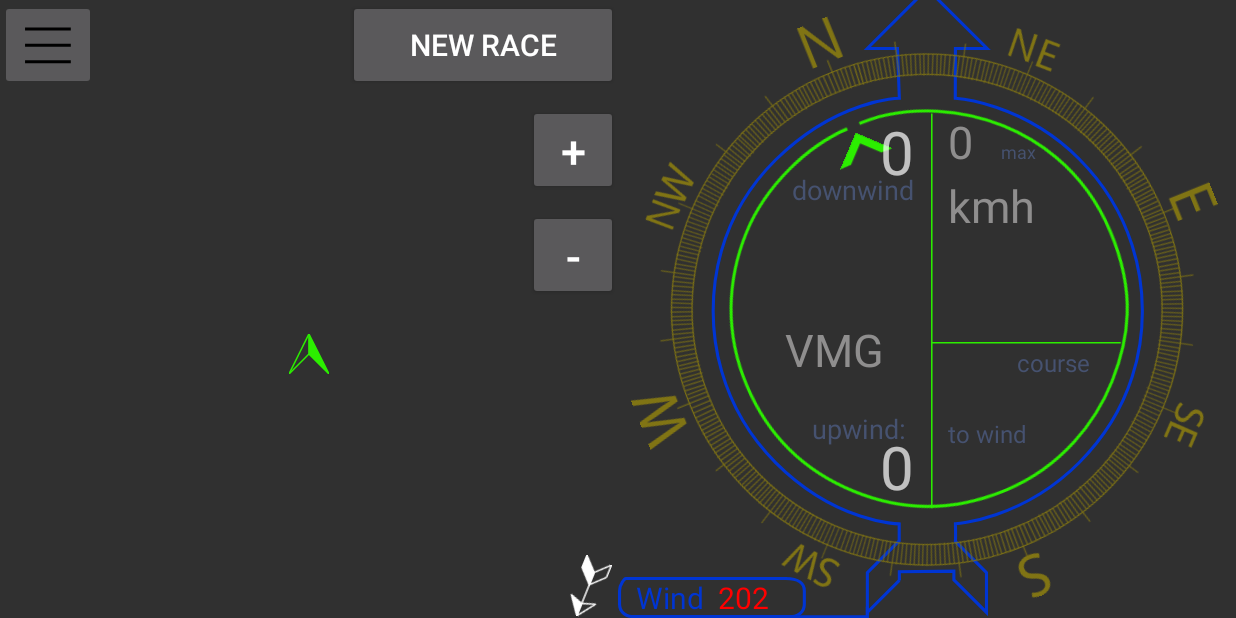
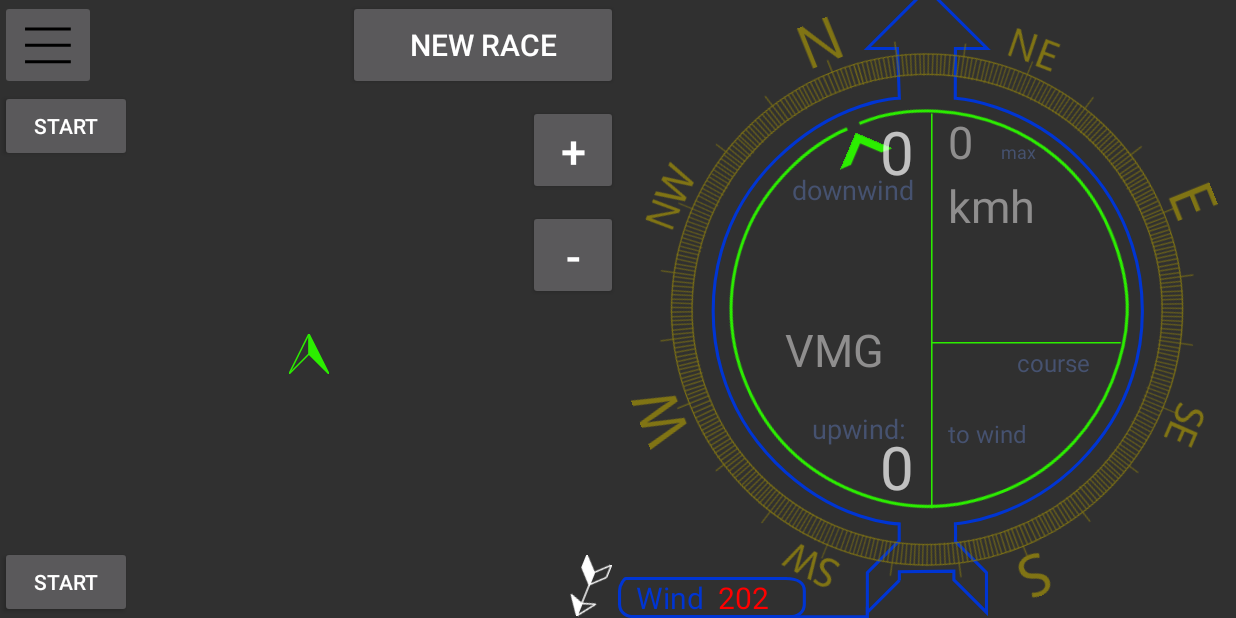
Before and after one commit to tCynik/KiteTimer, an Android app: the screen it shows after launch (ActivityRace), on a phone screen of 824 x 412 dp (held sideways). Run offline under Robolectric (Android 15) with nearby library versions, the phone set to English and light mode, and no system bars; pictures from the network do not load; 1 statement that could not run was skipped.

Commit message:
keep realising track drawing in canvas. fixed some bugs. trackPainter initilasing moved into ActivityRace. after the holidays to be continued

```diff
--- a/src/main/java/com/example/racertimer/ActivityRace.java
+++ b/src/main/java/com/example/racertimer/ActivityRace.java
@@ -37,7 +37,10 @@ import androidx.fragment.app.FragmentTransaction;
 import com.example.racertimer.Instruments.CoursesCalculator;
 import com.example.racertimer.Instruments.LocationService;
 import com.example.racertimer.Instruments.ManuallyWind;
+import com.example.racertimer.map.DrawView;
 import com.example.racertimer.map.MapUITools;
+import com.example.racertimer.map.TrackDrawerTranzister;
+import com.example.racertimer.map.TrackPainterOnMap;
 import com.example.racertimer.multimedia.Voiceover;
 
 public class ActivityRace extends AppCompatActivity implements
@@ -47,6 +50,7 @@ public class ActivityRace extends AppCompatActivity implements
     final String BROADCAST_ACTION = "com.example.racertimer.action.new_location"; // значение для фильтра приемника
 
     private Button btnReset, btnStopwach;
+    private Button btnStartRecordTrack;
     private ImageButton btnMenu;
     @SuppressLint("UseSwitchCompatOrMaterialCode")
     private boolean windDirectionGettedFromService = false; // флаг того, что уже были получены данные по направлению ветра
@@ -58,6 +62,10 @@ public class ActivityRace extends AppCompatActivity implements
     public MenuFragment menuFragment = null;
     public DeveloperFragment developerFragment = null;
     public FragmentContainerView menuPlace; // место, в котором возникает меню
+
+    private TrackPainterOnMap trackPainterOnMap;
+    private TrackDrawerTranzister trackDrawerTranzister;
+    private DrawView trackDrawerView;
 
     private ImageView arrowDirectionOnMap, arrowWindOnMap;
 
@@ -106,6 +114,16 @@ public class ActivityRace extends AppCompatActivity implements
 
         mapFragment = new MapFragment();
 
+        btnStartRecordTrack = findViewById(R.id.button_start);
+        btnStartRecordTrack.setOnClickListener(new View.OnClickListener() {
+            @Override
+            public void onClick(View v) {
+                if (trackPainterOnMap != null) trackPainterOnMap.beginNewTrackDrawing();
+                Log.i("racer_timer_painter", "treck drawing is beginning");
+
+            }
+        });
+
         /** запускаем таймер */
         timerRunning(); // запускаем отсчет и обработку таймера
 
@@ -115,6 +133,15 @@ public class ActivityRace extends AppCompatActivity implements
         voiceover = new Voiceover(context);
 
         deploySailingToolsFragment();
+
+        trackDrawerTranzister = new TrackDrawerTranzister() {
+            @Override
+            public void setDrawView(DrawView drawView) {
+                trackDrawerView = drawView;
+                Log.i("racer_timer_painter", "racer activity - transiting the drawView by callback");
+            }
+        };
+        trackPainterOnMap = new TrackPainterOnMap(trackDrawerTranzister, context);
 
 //// потом перепишу слушатели кнопок в единый блок кода. Кнопок добавится много, в т.ч поля
 //        btnMenu.setOnClickListener(new View.OnClickListener() {
@@ -437,6 +464,8 @@ public class ActivityRace extends AppCompatActivity implements
 
 
         if (location.hasSpeed()) { // если есть скорость
+            trackPainterOnMap.onLocatoinChanged(location);
+            //mapFragment.locationIsChanged(location);
             tempVelocity = (double) location.getSpeed()*3.6;
             velocity = (int) tempVelocity;
             Log.i("racer_timer", " sending velocity = "+ velocity);
@@ -486,3 +515,9 @@ public class ActivityRace extends AppCompatActivity implements
 //  обработка остановки гонки (из таймера)
 //  cancelRace - кнопка вверху
 //  нужна кнопка моментального старта гонки
+
+
+// TODO: перед праздниками остановился на реализации отображения записываемого трека на карте
+//  нужно чистить mapFragment - убирать оттуда все контекстные поля, т.к. они во фрагментах не работают.
+//  логировать и тестировать вызов старта записи (сделал временную кнопку) и процесс создания и рисования трека - координаты, отображение точки, и т.д.
+//  переписать старт записи трека на остановку таймера
--- a/src/main/java/com/example/racertimer/MapFragment.java
+++ b/src/main/java/com/example/racertimer/MapFragment.java
@@ -15,23 +15,19 @@ import androidx.annotation.NonNull;
 import androidx.constraintlayout.widget.ConstraintLayout;
 import androidx.fragment.app.Fragment;
 
-import com.example.racertimer.map.DrawView;
-import com.example.racertimer.map.TrackPainterOnMap;
+public class MapFragment extends Fragment {
+    private final static String PROJECT_LOG_TAG = "racer_timer_map_fragment";
 
-public class MapFragment extends Fragment {
-    private final static String PROJECT_LOG_TAG = "racer_timer_forecast_fragment";
-
-    private MapFragment context;
+    //private Context context;
+    private Context context;
     private View view;
-
-    private TrackPainterOnMap trackPainterOnMap;
-    private DrawView trackDrawerView;
 
     private ConstraintLayout tracksLayout;
     private LinearLayout trackLinear;
     public ImageView arrowDirection, arrowWind;
 
     private Button btnIncScale, btnDecScale;
+    Button btnStartRecordTrack;
 
     private double latitude, longitude; // координаты для получения прогноза
     private Location currentLocation;
@@ -58,7 +54,7 @@ public class MapFragment extends Fragment {
 
         View view = inflater.inflate(R.layout.fragment_map, null);
         this.view = view;
-        context = this;
+        context = getActivity();
 
         tracksLayout = view.findViewById(R.id.tracks_layout);
 
@@ -68,8 +64,23 @@ public class MapFragment extends Fragment {
         btnIncScale = view.findViewById(R.id.btn_inc_scale);
         btnDecScale = view.findViewById(R.id.btn_dec_scale);
 
-        initTrackPainter();
+//        btnStartRecordTrack = view.findViewById(R.id.button_start);
+//        btnStartRecordTrack.setOnClickListener(new View.OnClickListener() {
+//            @Override
+//            public void onClick(View v) {
+//                if (trackPainterOnMap != null) trackPainterOnMap.beginNewTrackDrawing();
+//            }
+//        });
 
+        //initTrackPainter();
+        //trackPainterOnMap = new TrackPainterOnMap(trackDrawerTranzister, context);
+//        trackDrawerTranzister = new TrackDrawerTranzister() {
+//            @Override
+//            public void setDrawView(DrawView drawView) {
+//                trackDrawerView = drawView;
+//                Log.i("racer_timer_painter", "!!!!!!transiting the drawView by callback");
+//            }
+//        };
         return view;
     }
 
@@ -77,7 +88,9 @@ public class MapFragment extends Fragment {
     public void onResume() {
         super.onResume();
         exportViewsIntoTools();
-        trackViewInflating();
+        //initTrackPainter();
+
+        //trackViewInflating();
     }
 
     private void exportViewsIntoTools () {
@@ -87,10 +100,15 @@ public class MapFragment extends Fragment {
     }
 
     /** Публичные методы для связи с внешним миром */
-    public void locationIsChanged (Location location) {
-        this.currentLocation = location;
-
-    }
+//    public void locationIsChanged (Location location) {
+//        this.currentLocation = location;
+//        Log.i("racer_timer_painter", "renew location for the track painter");
+//
+//        if (trackPainterOnMap != null) {
+//            trackPainterOnMap.onLocatoinChanged(location);
+//            Log.i("racer_timer_painter", "sending the location into track pointer");
+//        } else Log.i("racer_timer_painter", "track painter is null");
+//    }
 
     public void setCoordinates (double latitude, double longitude) {
         Log.i(PROJECT_LOG_TAG, "Forecast fragment get new coordinates");
@@ -98,16 +116,28 @@ public class MapFragment extends Fragment {
         this.longitude = longitude;
     }
 
-    private void initTrackPainter() {
-        Log.i(PROJECT_LOG_TAG, "initing trackPainter");
-        trackPainterOnMap = new TrackPainterOnMap();
-        trackDrawerView = trackPainterOnMap.getDrawView();
-        if (trackDrawerView == null) Log.i(PROJECT_LOG_TAG, "track painter is null!");
-        // TODO: получается наловый экземпляр trackDrawer'а. надо разобраться
-    }
+//    private void initTrackPainter() {
+//        Log.i("racer_timer_painter", "initing trackPainter");
+//        trackPainterOnMap = new TrackPainterOnMap(trackDrawerTranzister, context);
+//        //trackPainterOnMap.setTrackDrawerTranzister(trackDrawerTranzister);
+//
+//        //trackDrawerView = trackPainterOnMap.getDrawView();
+//        //if (trackDrawerView == null) Log.i(PROJECT_LOG_TAG, "track painter view is null!");
+//        // TODO: получается наловый экземпляр trackDrawer'а. надо разобраться
+//    }
 
-    private void trackViewInflating() {
+//    public void setTrackPainterOnMap(TrackPainterOnMap trackPainterOnMap) {
+//        this.trackPainterOnMap = trackPainterOnMap;
+//    }
 
-        tracksLayout.addView(trackDrawerView);
-    }
+//    private void trackViewInflating() {
+//        Log.i("racer_timer_painter", "!!!!!!!!!!!!!!!!!!!!!!!!!");
+//        if (trackDrawerView == null) Log.i(PROJECT_LOG_TAG, "!!!!trackDrawerView is NULL");
+//        if (trackDrawerView != null) Log.i(PROJECT_LOG_TAG, "!!!!drawView was maked and not null!");
+//        trackDrawerView = trackPainterOnMap.getDrawView();
+//        if (trackDrawerView == null) Log.i(PROJECT_LOG_TAG, "!!!!trackDrawerView is NULL");
+//        if (trackDrawerView != null) Log.i(PROJECT_LOG_TAG, "!!!!drawView was maked and not null!");
+//
+//        //tracksLayout.addView(trackDrawerView);
+//    }
 }
--- a/src/main/java/com/example/racertimer/map/DrawView.java
+++ b/src/main/java/com/example/racertimer/map/DrawView.java
@@ -33,7 +33,7 @@ public class DrawView extends View {
 
     }
 
-    public void setStartPoint (int prevCoordinateX, int prevCoordinateY) {
+    public void setStartCoordinates(int prevCoordinateX, int prevCoordinateY) {
         this.prevCoordinateX = prevCoordinateX;
         this.prevCoordinateY = prevCoordinateY;
         //TODO: пока начало рисования в нулевой точке (грубо, где создается карта) При рисовании со старта норм,
--- /dev/null
+++ b/src/main/java/com/example/racertimer/map/TrackDrawerTranzister.java
@@ -0,0 +1,6 @@
+package com.example.racertimer.map;
+
+// коллебк для реализации передачи вьюшки трека "DrawView" для отрисовки на карте "MapFragment"
+public interface TrackDrawerTranzister {
+    void setDrawView(DrawView drawView);
+}
--- a/src/main/java/com/example/racertimer/map/TrackPainterOnMap.java
+++ b/src/main/java/com/example/racertimer/map/TrackPainterOnMap.java
@@ -1,51 +1,84 @@
 package com.example.racertimer.map;
 
-import android.app.Activity;
+import android.content.Context;
 import android.location.Location;
-import android.os.Bundle;
 import android.util.Log;
 
-import androidx.annotation.Nullable;
-
-public class TrackPainterOnMap extends Activity {
+public class TrackPainterOnMap {
     private final static String PROJECT_LOG_TAG = "racer_timer_painter";
 
+    private Context context;
     private DrawView drawView;
     private int trackAccuracy = 5; // точность прорисовки трека = 5й знак после запятой в координатах
 
-    private Location lastLocation = null;
+    private boolean recordingInProgress = false;
+    private TrackDrawerTranzister trackDrawerTranzister;
+
+    private Location lastPaintedLocation = null;
+    private Location currentLocation;
     private double startPointLongitude; // точка начала трека принимается как начало отсчета карты...
     private double startPointLatitude;  // т.е. Х=0 У=0 в локальной системе отсчета
 
-    @Override
-    public void onCreate(@Nullable Bundle savedInstanceState) {
-        super.onCreate(savedInstanceState);
-        drawView = new DrawView(this);
-        setContentView(drawView);
-        // TODO: сейчас новая вьюшка рисоваия трека создается при создании класса TrackPainterMap.
-        //  требуется создавать новый экземпляр вьюшки по команде (при начале гонки). Каждый экземпляр -
-        //  отдельный рисунок трека. При этом можно реализовать раздельное управление треками (удаление, перекраска, и т.д.)
+    public TrackPainterOnMap (TrackDrawerTranzister trackDrawerTranzister, Context context) {
+        this.trackDrawerTranzister = trackDrawerTranzister;
+        if (this.trackDrawerTranzister == null) Log.i(PROJECT_LOG_TAG, "!!! Tranzister is still null");
+        this.context = context;
+    }
+
+//    @Override
+//    public void onCreate(@Nullable Bundle savedInstanceState) {
+//        super.onCreate(savedInstanceState);
+//
+//    }
+
+    public void beginNewTrackDrawing () {
+        Log.i(PROJECT_LOG_TAG, "track painter is starting new track drawing");
+        drawView = new DrawView(context);
+        //setContentView(drawView);
+        trackDrawerTranzister.setDrawView(drawView);
+
+        recordingInProgress = true;
+        //TODO: setScreenCenterCoordinates()
+        //  нужны координаты. как варик - сделать бродкастлистенер. Либо передавать их при вызове трека.
+        //  либо сохранять постоянно и брать последние (используй lastLocation)
+    }
+
+    public void endTrackDrawing() {
+        recordingInProgress = false;
+        lastPaintedLocation = null;
+        //TODO: change the color/alfa of just painted track
+        //  maby ask to save the track or not (if track time is to short)
     }
 
     public DrawView getDrawView() {
+        if (drawView == null) Log.i(PROJECT_LOG_TAG, "draw view in the track painter is null!");
+
         Log.i(PROJECT_LOG_TAG, "sending drawView from TrackPainter");
         return drawView;
     }
 
-    public void beginNewTrack (Location location) {
+    public void onLocatoinChanged(Location location) {
+        Log.i(PROJECT_LOG_TAG, "new location in Track Painter");
+        currentLocation = location;
+        if (recordingInProgress) addLocationIntoTrack(location);
+    }
+
+/** блок приватных методов */
+    private void setStartCoordinates(Location location) {
         startPointLatitude = location.getLatitude();
         startPointLongitude = location.getLongitude();
     }
 
-    public void addLocationIntoTrack (Location location) {
+    private void addLocationIntoTrack (Location location) {
         int actualPointX = calculateLocalX(location);
         int actualPointY = calculateLocalY(location);
+        Log.i(PROJECT_LOG_TAG, "location coordinates is: X = "+actualPointX+", Y = "+actualPointY);
 
-        if (lastLocation == null) {
-            beginNewTrack(location);
-            drawView.setStartPoint(actualPointX, actualPointY);
-            lastLocation = location;
-        } else {
+        if (lastPaintedLocation == null) { // первая точка - ничего не рисуем, просто запоминаем
+            setStartCoordinates(location);
+            drawView.setStartCoordinates(actualPointX, actualPointY);
+            lastPaintedLocation = location;
+        } else { // со второй точки начинаем рисовать
             drawView.drawNextPoint(actualPointX, actualPointY);
         }
     }
--- a/src/main/res/layout/activity_race.xml
+++ b/src/main/res/layout/activity_race.xml
@@ -7,6 +7,14 @@
     tools:context=".ActivityRace"
     android:orientation="vertical"
     android:gravity="center">
+
+    <Button
+        android:id="@+id/button_start"
+        app:layout_constraintStart_toStartOf="parent"
+        app:layout_constraintBottom_toBottomOf="parent"
+        android:layout_width="wrap_content"
+        android:layout_height="wrap_content"
+        android:text="start"/>
 
     <!-- главное размещение UI элементов -->
     <FrameLayout
--- a/src/main/res/layout/fragment_map.xml
+++ b/src/main/res/layout/fragment_map.xml
@@ -5,6 +5,14 @@
     android:layout_height="match_parent"
     xmlns:app="http://schemas.android.com/apk/res-auto"
     tools:context=".MapFragment">
+
+    <Button
+        android:id="@+id/button_start"
+        app:layout_constraintTop_toTopOf="parent"
+        app:layout_constraintStart_toStartOf="parent"
+        android:layout_width="wrap_content"
+        android:layout_height="wrap_content"
+        android:text="start"/>
 
     <ScrollView
         android:layout_width="wrap_content"
```
